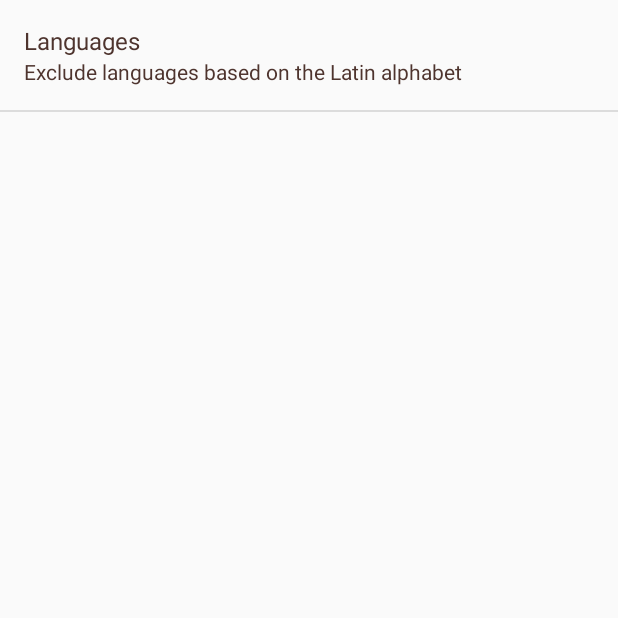
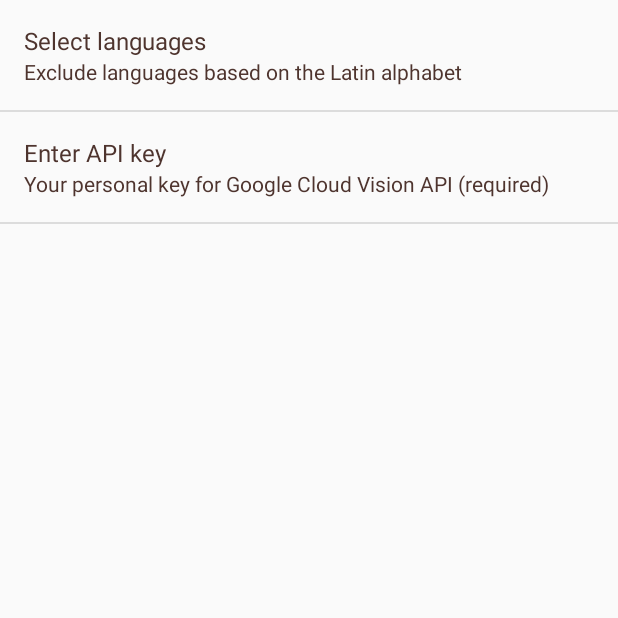
Before and after one commit to javasilev/PhotoNotes, an Android app: the PrefsActivity screen opened directly, with no data from a screen before it, on a phone screen of 412 x 824 dp, the top half of it. Run offline under Robolectric (Android 15) with nearby library versions, the phone set to English and light mode, and no system bars.

Commit message:
[feature] Add  API key input in the settings.

```diff
--- a/app/src/main/res/values/strings.xml
+++ b/app/src/main/res/values/strings.xml
@@ -1,7 +1,6 @@
 <resources>
 	<string name="app_name">Photo Notes</string>
 	<string name="base_api_url" translatable="false">https://vision.googleapis.com/</string>
-	<string name="select_option">Select option:</string>
 	<string name="camera">Camera</string>
 	<string name="gallery">Gallery</string>
 	<string name="ok" translatable="false">OK</string>
@@ -26,7 +25,11 @@
 	<string name="version" translatable="false">version 1.0</string>
 	<string name="author_aleksei_vasilev">author: Aleksei Vasilev</string>
 	<string name="photonotes_javasilev_com" translatable="false">photonotes@javasilev.com</string>
-	<string name="languages">Languages</string>
+	<string name="languages">Select languages</string>
+	<string name="key_api" translatable="false">key_api</string>
+	<string name="enter_key_api">Enter API key</string>
+	<string name="key_api_summary">Your personal key for Google Cloud Vision API (required)</string>
+	<string name="wrong_api">Wrong API key</string>
 
 	<string-array name="lang_entries">
 		<item>Belarusian</item>
--- a/app/src/main/res/xml/settings.xml
+++ b/app/src/main/res/xml/settings.xml
@@ -8,4 +8,10 @@
 		android:entries="@array/lang_entries"
 		android:entryValues="@array/lang_values"
 		android:defaultValue="@array/lang_defaults"/>
+
+	<EditTextPreference
+		android:key="@string/key_api"
+		android:title="@string/enter_key_api"
+		android:summary="@string/key_api_summary"
+		android:inputType="textPassword" />
 </PreferenceScreen>
```
Also changed, not shown: app/src/main/java/com/javasilev/photonotes/presenters/VisionPresenter.java (+14 -11 lines), app/src/main/java/com/javasilev/photonotes/ui/MainActivity.java (+16 -3 lines), 1 other file.
